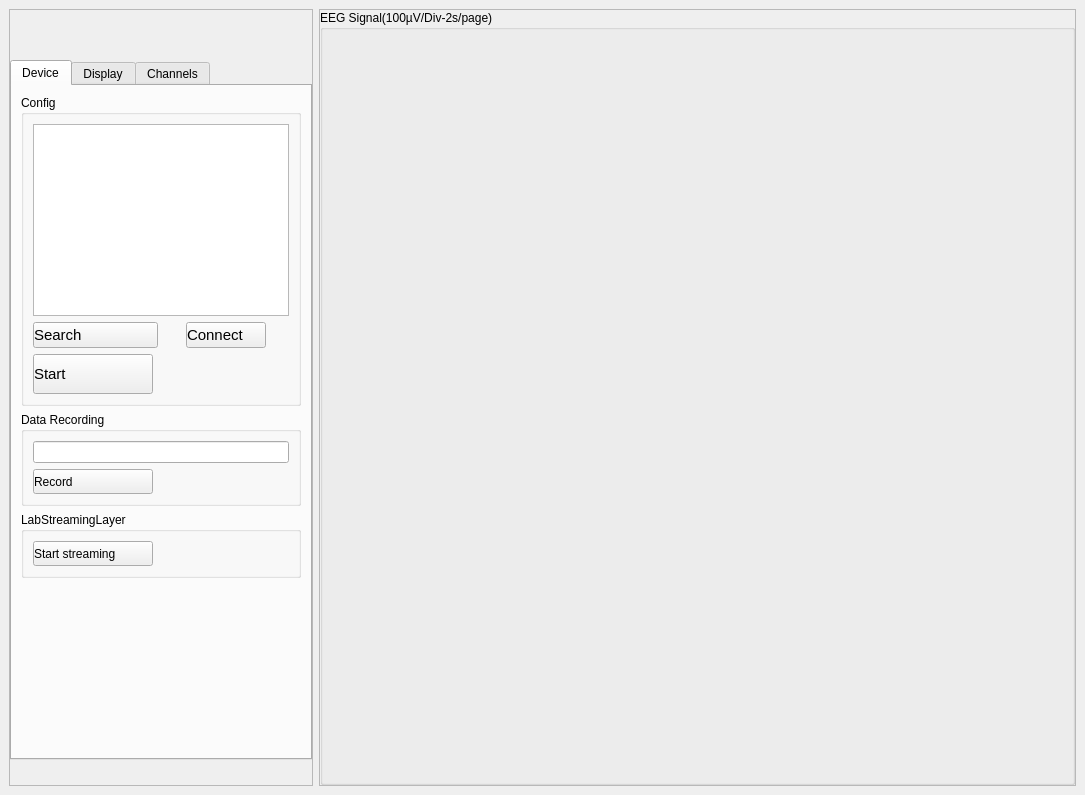
The window that ui/main.ui (SeerLikeJazz/Mems-Lidar-GraphicFrame) describes before a commit, drawn with Qt 5.
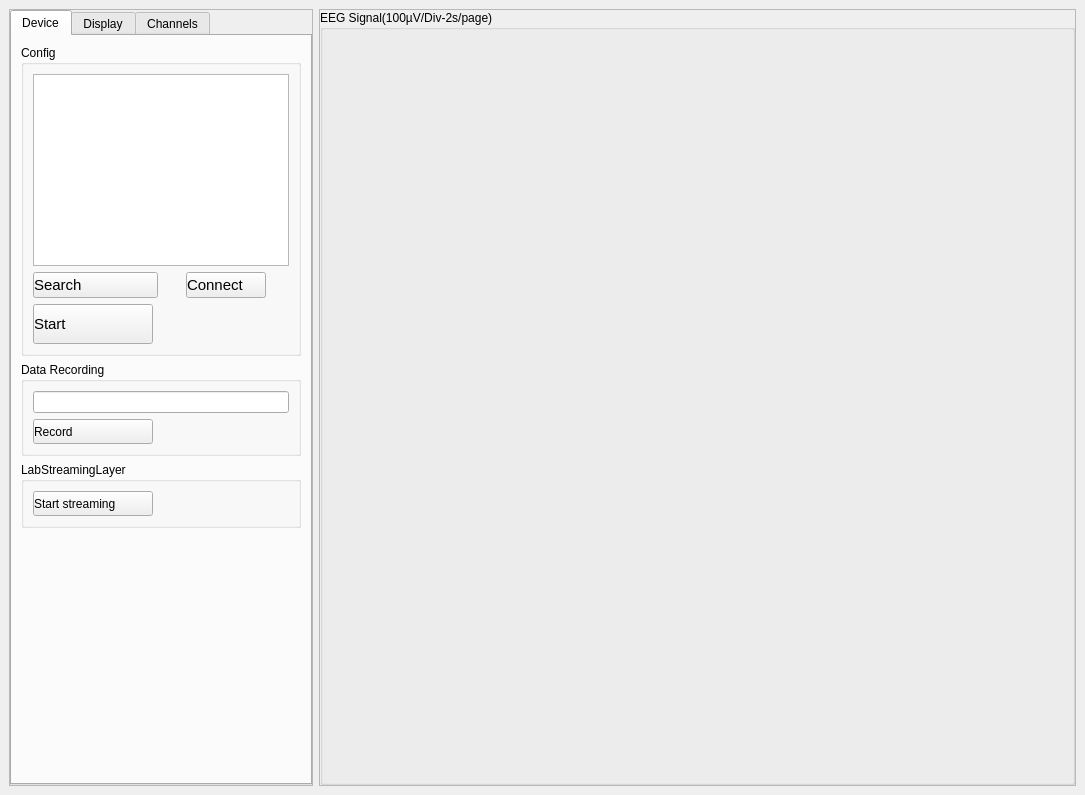
The same window after the commit. Icons and pictures are not drawn.

Diff of the .ui file:
```diff
--- a/ui/main.ui
+++ b/ui/main.ui
@@ -51,37 +51,6 @@
        <property name="bottomMargin">
         <number>0</number>
        </property>
-       <item alignment="Qt::AlignHCenter">
-        <widget class="QLabel" name="label_menu_logo">
-         <property name="minimumSize">
-          <size>
-           <width>100</width>
-           <height>50</height>
-          </size>
-         </property>
-         <property name="maximumSize">
-          <size>
-           <width>70</width>
-           <height>50</height>
-          </size>
-         </property>
-         <property name="text">
-          <string/>
-         </property>
-         <property name="pixmap">
-          <pixmap resource="resource.qrc">:/logos/resources/logo.png</pixmap>
-         </property>
-         <property name="scaledContents">
-          <bool>true</bool>
-         </property>
-         <property name="alignment">
-          <set>Qt::AlignCenter</set>
-         </property>
-         <property name="margin">
-          <number>3</number>
-         </property>
-        </widget>
-       </item>
        <item>
         <widget class="QTabWidget" name="tabWidget">
          <property name="tabPosition">
@@ -636,92 +605,6 @@
          </widget>
         </widget>
        </item>
-       <item alignment="Qt::AlignLeft">
-        <widget class="QFrame" name="frame_battery">
-         <property name="minimumSize">
-          <size>
-           <width>50</width>
-           <height>0</height>
-          </size>
-         </property>
-         <layout class="QHBoxLayout" name="horizontalLayout_battery" stretch="0,0">
-          <property name="spacing">
-           <number>1</number>
-          </property>
-          <property name="sizeConstraint">
-           <enum>QLayout::SetDefaultConstraint</enum>
-          </property>
-          <property name="leftMargin">
-           <number>0</number>
-          </property>
-          <property name="topMargin">
-           <number>0</number>
-          </property>
-          <property name="rightMargin">
-           <number>0</number>
-          </property>
-          <property name="bottomMargin">
-           <number>0</number>
-          </property>
-          <item alignment="Qt::AlignLeft|Qt::AlignVCenter">
-           <widget class="QLabel" name="label_3">
-            <property name="minimumSize">
-             <size>
-              <width>25</width>
-              <height>25</height>
-             </size>
-            </property>
-            <property name="maximumSize">
-             <size>
-              <width>24</width>
-              <height>20</height>
-             </size>
-            </property>
-            <property name="text">
-             <string/>
-            </property>
-            <property name="pixmap">
-             <pixmap resource="resource.qrc">:/icons/resources/icons/battery.png</pixmap>
-            </property>
-            <property name="scaledContents">
-             <bool>true</bool>
-            </property>
-            <property name="textInteractionFlags">
-             <set>Qt::NoTextInteraction</set>
-            </property>
-           </widget>
-          </item>
-          <item alignment="Qt::AlignLeft|Qt::AlignVCenter">
-           <widget class="QLabel" name="label_battery">
-            <property name="minimumSize">
-             <size>
-              <width>25</width>
-              <height>20</height>
-             </size>
-            </property>
-            <property name="maximumSize">
-             <size>
-              <width>30</width>
-              <height>20</height>
-             </size>
-            </property>
-            <property name="text">
-             <string/>
-            </property>
-            <property name="textFormat">
-             <enum>Qt::AutoText</enum>
-            </property>
-            <property name="alignment">
-             <set>Qt::AlignRight|Qt::AlignTrailing|Qt::AlignVCenter</set>
-            </property>
-            <property name="textInteractionFlags">
-             <set>Qt::NoTextInteraction</set>
-            </property>
-           </widget>
-          </item>
-         </layout>
-        </widget>
-       </item>
       </layout>
      </widget>
     </item>
```
Left out of the diff: 2 changed lines with no effect on the pictures.
